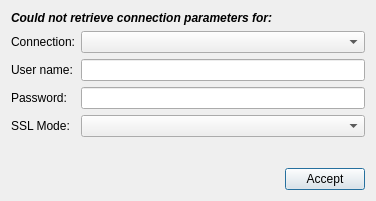
Before: the Qt Designer form core/ui/admin/admin_credentials.ui in Giswater/giswater_qgis_plugin, drawn with Qt 5.
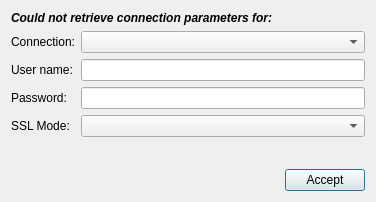
After: the same form once the commit is applied.

Commit message: feat(.ui files): add lyt_buttons in missing files

```diff
--- a/core/ui/admin/admin_credentials.ui
+++ b/core/ui/admin/admin_credentials.ui
@@ -7,7 +7,7 @@
     <x>0</x>
     <y>0</y>
     <width>376</width>
-    <height>201</height>
+    <height>202</height>
    </rect>
   </property>
   <property name="windowTitle">
@@ -80,8 +80,8 @@
     </widget>
    </item>
    <item row="6" column="1">
-    <layout class="QHBoxLayout" name="horizontalLayout">
-     <item>
+    <layout class="QGridLayout" name="lyt_buttons">
+     <item row="0" column="0">
       <spacer name="horizontalSpacer">
        <property name="orientation">
         <enum>Qt::Horizontal</enum>
@@ -94,7 +94,7 @@
        </property>
       </spacer>
      </item>
-     <item>
+     <item row="0" column="1">
       <widget class="QPushButton" name="btn_accept">
        <property name="text">
         <string>Accept</string>
```
The commit also changes 29 other files.
